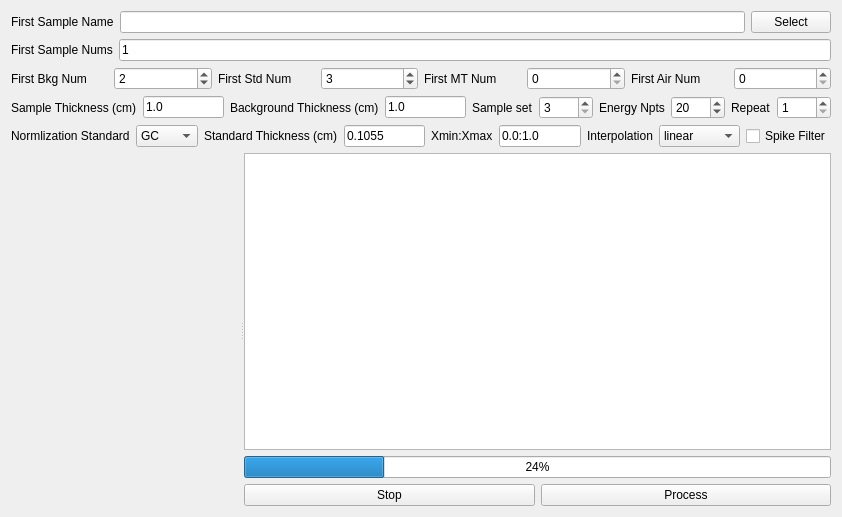
Before: the Qt Designer form UI_Forms/ASAXS_Batch_Processor_2.ui in chemmatcars/XAnoS, drawn with Qt 5.
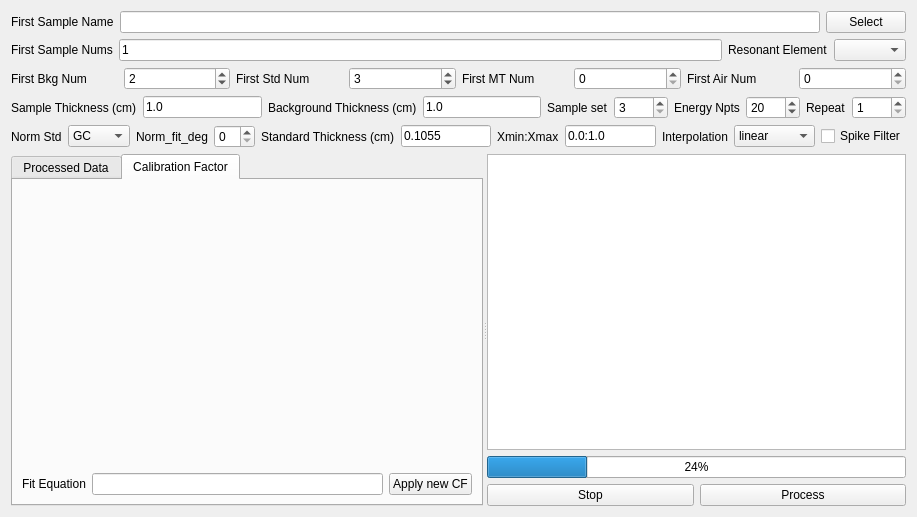
After: the same form once the commit is applied. The open tabs and pages were chosen to show the change. Custom widgets are drawn as their Qt base class.

Commit message: Add a possibility of interpolating calibration factors

What changed in the file:
```diff
--- a/UI_Forms/ASAXS_Batch_Processor_2.ui
+++ b/UI_Forms/ASAXS_Batch_Processor_2.ui
@@ -6,14 +6,14 @@
    <rect>
     <x>0</x>
     <y>0</y>
-    <width>842</width>
+    <width>917</width>
     <height>517</height>
    </rect>
   </property>
   <property name="windowTitle">
    <string>Form</string>
   </property>
-  <layout class="QVBoxLayout" name="verticalLayout_2">
+  <layout class="QVBoxLayout" name="verticalLayout_4">
    <item>
     <layout class="QHBoxLayout" name="horizontalLayout">
      <item>
@@ -51,6 +51,16 @@
        </property>
       </widget>
      </item>
+     <item>
+      <widget class="QLabel" name="resonantElementLabel">
+       <property name="text">
+        <string>Resonant Element</string>
+       </property>
+      </widget>
+     </item>
+     <item>
+      <widget class="QComboBox" name="resonantElementComboBox"/>
+     </item>
     </layout>
    </item>
    <item>
@@ -231,7 +241,7 @@
      <item>
       <widget class="QLabel" name="normStdSampleLabel">
        <property name="text">
-        <string>Normlization Standard</string>
+        <string>Norm Std</string>
        </property>
       </widget>
      </item>
@@ -249,6 +259,20 @@
        </item>
       </widget>
      </item>
+     <item>
+      <widget class="QLabel" name="lnormFitDegLabel">
+       <property name="text">
+        <string>Norm_fit_deg</string>
+       </property>
+      </widget>
+     </item>
+     <item>
+      <widget class="QSpinBox" name="normFitDegSpinBox">
+       <property name="value">
+        <number>0</number>
+       </property>
+      </widget>
+     </item>
      <item>
       <widget class="QLabel" name="stdThicknessLabel">
        <property name="text">
@@ -317,13 +341,65 @@
      <property name="orientation">
       <enum>Qt::Horizontal</enum>
      </property>
-     <widget class="PlotWidget" name="plotWidget" native="true">
-      <property name="sizePolicy">
-       <sizepolicy hsizetype="Expanding" vsizetype="Expanding">
-        <horstretch>0</horstretch>
-        <verstretch>0</verstretch>
-       </sizepolicy>
+     <widget class="QTabWidget" name="tabWidget">
+      <property name="currentIndex">
+       <number>0</number>
       </property>
+      <widget class="QWidget" name="tab_1">
+       <attribute name="title">
+        <string>Processed Data</string>
+       </attribute>
+       <layout class="QVBoxLayout" name="verticalLayout_2">
+        <item>
+         <widget class="PlotWidget" name="plotWidget" native="true">
+          <property name="sizePolicy">
+           <sizepolicy hsizetype="Expanding" vsizetype="Expanding">
+            <horstretch>0</horstretch>
+            <verstretch>0</verstretch>
+           </sizepolicy>
+          </property>
+         </widget>
+        </item>
+       </layout>
+      </widget>
+      <widget class="QWidget" name="tab_2">
+       <attribute name="title">
+        <string>Calibration Factor</string>
+       </attribute>
+       <layout class="QVBoxLayout" name="verticalLayout_3">
+        <item>
+         <widget class="PlotWidget" name="cfPlotWidget" native="true">
+          <property name="sizePolicy">
+           <sizepolicy hsizetype="Expanding" vsizetype="Expanding">
+            <horstretch>0</horstretch>
+            <verstretch>0</verstretch>
+           </sizepolicy>
+          </property>
+         </widget>
+        </item>
+        <item>
+         <layout class="QHBoxLayout" name="horizontalLayout_7">
+          <item>
+           <widget class="QLabel" name="cfFitEqnLabel">
+            <property name="text">
+             <string>Fit Equation</string>
+            </property>
+           </widget>
+          </item>
+          <item>
+           <widget class="QLineEdit" name="cfFitEqnLineEdit"/>
+          </item>
+          <item>
+           <widget class="QPushButton" name="applyNewCFPushButton">
+            <property name="text">
+             <string>Apply new CF</string>
+            </property>
+           </widget>
+          </item>
+         </layout>
+        </item>
+       </layout>
+      </widget>
      </widget>
      <widget class="QWidget" name="layoutWidget">
       <layout class="QVBoxLayout" name="verticalLayout">
```
The commit also changes 3 other files.
